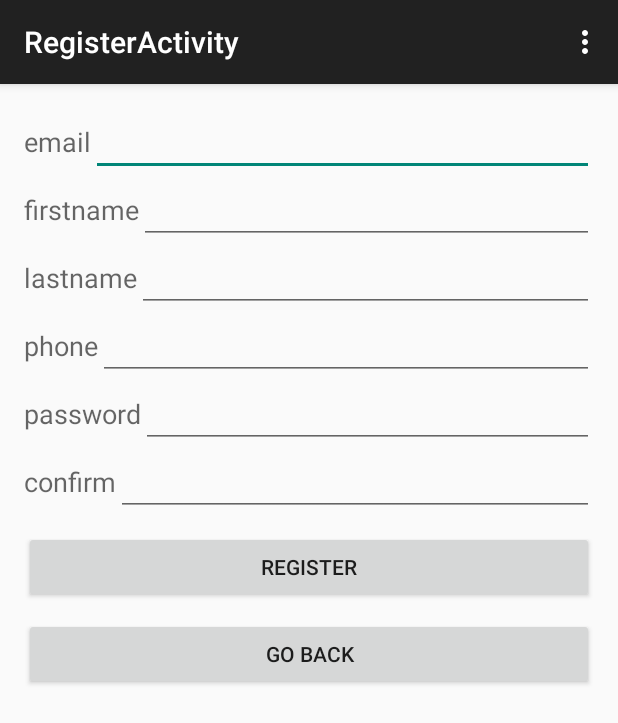
After one commit to agaurav77/abcd, an Android app: the RegisterActivity screen opened directly, with no data from a screen before it, on a phone screen of 412 x 824 dp. The commit adds this screen. Shown: the top 723 px of the screen. Run offline under Robolectric (Android 15) with nearby library versions, the phone set to English and light mode, and no system bars.

Commit message:
stable login/register/taking photos

```diff
--- a/app/src/main/AndroidManifest.xml
+++ b/app/src/main/AndroidManifest.xml
@@ -10,7 +10,7 @@
     <!-- we use the internet, GPS -->
     <uses-permission android:name="android.permission.ACCESS_NETWORK_STATE" />
     <uses-permission android:name="android.permission.INTERNET" />
-    <uses-permission android:name="android.permission.ACCESS_FINE_LOCATION"/>
+    <uses-permission android:name="android.permission.ACCESS_FINE_LOCATION" />
 
     <application
         android:allowBackup="true"
@@ -34,6 +34,10 @@
             android:name=".ProfileActivity"
             android:label="@string/title_activity_profile" >
         </activity>
+        <activity
+            android:name=".RegisterActivity"
+            android:label="@string/title_activity_register" >
+        </activity>
     </application>
 
 </manifest>
--- /dev/null
+++ b/app/src/main/res/layout/activity_register.xml
@@ -0,0 +1,151 @@
+<LinearLayout xmlns:android="http://schemas.android.com/apk/res/android"
+    xmlns:tools="http://schemas.android.com/tools" android:layout_width="match_parent"
+    android:layout_height="match_parent" android:paddingLeft="@dimen/activity_horizontal_margin"
+    android:paddingRight="@dimen/activity_horizontal_margin"
+    android:paddingTop="@dimen/activity_vertical_margin"
+    android:paddingBottom="@dimen/activity_vertical_margin"
+    tools:context="hackathon15.abcd.RegisterActivity"
+    android:orientation="vertical">
+
+    <TableRow
+        android:layout_width="match_parent"
+        android:layout_height="wrap_content"
+        android:orientation="horizontal">
+        <TextView
+            android:layout_width="wrap_content"
+            android:layout_height="wrap_content"
+            android:textAppearance="?android:attr/textAppearanceMedium"
+            android:text="@string/text_username"
+            android:id="@+id/label_username" />
+
+        <EditText
+            android:layout_width="wrap_content"
+            android:layout_height="wrap_content"
+            android:id="@+id/username"
+            android:layout_weight="1" />
+    </TableRow>
+
+    <TableRow
+        android:layout_width="match_parent"
+        android:layout_height="wrap_content"
+        android:orientation="horizontal">
+        <TextView
+            android:layout_width="wrap_content"
+            android:layout_height="wrap_content"
+            android:textAppearance="?android:attr/textAppearanceMedium"
+            android:text="@string/first_name"
+            android:id="@+id/label_firstname" />
+
+        <EditText
+            android:layout_width="wrap_content"
+            android:layout_height="wrap_content"
+            android:id="@+id/first_name"
+            android:layout_weight="1" />
+    </TableRow>
+
+    <TableRow
+        android:layout_width="match_parent"
+        android:layout_height="wrap_content"
+        android:orientation="horizontal">
+        <TextView
+            android:layout_width="wrap_content"
+            android:layout_height="wrap_content"
+            android:textAppearance="?android:attr/textAppearanceMedium"
+            android:text="@string/last_name"
+            android:id="@+id/label_lastname" />
+
+        <EditText
+            android:layout_width="wrap_content"
+            android:layout_height="wrap_content"
+            android:id="@+id/last_name"
+            android:layout_weight="1" />
+    </TableRow>
+
+    <TableRow
+        android:layout_width="match_parent"
+        android:layout_height="wrap_content"
+        android:orientation="horizontal">
+        <TextView
+            android:layout_width="wrap_content"
+            android:layout_height="wrap_content"
+            android:textAppearance="?android:attr/textAppearanceMedium"
+            android:text="@string/phone"
+            android:id="@+id/label_phone" />
+
+        <EditText
+            android:layout_width="wrap_content"
+            android:layout_height="wrap_content"
+            android:id="@+id/phone"
+            android:layout_weight="1"
+            android:inputType="phone"/>
+    </TableRow>
+
+
+    <TableRow
+        android:layout_width="match_parent"
+        android:layout_height="wrap_content"
+        android:orientation="horizontal" >
+
+        <TextView
+            android:layout_width="wrap_content"
+            android:layout_height="wrap_content"
+            android:textAppearance="?android:attr/textAppearanceMedium"
+            android:text="@string/text_password"
+            android:id="@+id/label_password" />
+
+        <EditText
+            android:layout_width="wrap_content"
+            android:layout_height="wrap_content"
+            android:id="@+id/password"
+            android:inputType="textPassword"
+            android:layout_weight="1" />
+    </TableRow>
+
+    <TableRow
+        android:layout_width="match_parent"
+        android:layout_height="wrap_content"
+        android:orientation="horizontal" >
+
+        <TextView
+            android:layout_width="wrap_content"
+            android:layout_height="wrap_content"
+            android:textAppearance="?android:attr/textAppearanceMedium"
+            android:text="@string/text_cnfpassword"
+            android:id="@+id/label_cnfpassword" />
+
+        <EditText
+            android:layout_width="wrap_content"
+            android:layout_height="wrap_content"
+            android:id="@+id/cnfpassword"
+            android:inputType="textPassword"
+            android:layout_weight="1" />
+
+    </TableRow>
+
+
+    <TableRow android:layout_width="match_parent"
+        android:layout_height="wrap_content">
+
+        <Button
+            android:layout_marginTop="10dp"
+            android:layout_width="match_parent"
+            android:layout_height="wrap_content"
+            android:text="@string/register_text"
+            android:id="@+id/register_button"
+            android:onClick="attemptRegister"/>
+    </TableRow>
+
+    <TableRow android:layout_width="match_parent"
+        android:layout_height="match_parent">
+
+        <Button
+            android:layout_marginTop="10dp"
+            android:layout_width="match_parent"
+            android:layout_height="wrap_content"
+            android:text="@string/goback_text"
+            android:id="@+id/login_button"
+            android:onClick="gotoLogin"/>
+    </TableRow>
+
+
+</LinearLayout>
--- /dev/null
+++ b/app/src/main/res/menu/menu_register.xml
@@ -0,0 +1,7 @@
+<menu xmlns:android="http://schemas.android.com/apk/res/android"
+    xmlns:app="http://schemas.android.com/apk/res-auto"
+    xmlns:tools="http://schemas.android.com/tools"
+    tools:context="hackathon15.abcd.RegisterActivity">
+    <item android:id="@+id/action_settings" android:title="@string/action_settings"
+        android:orderInCategory="100" app:showAsAction="never" />
+</menu>
--- a/app/src/main/res/values/strings.xml
+++ b/app/src/main/res/values/strings.xml
@@ -6,11 +6,18 @@
     <string name="text_choose_image">Choose Image</string>
     <string name="imageview_chosen_description">Garbage report image.</string>
     <string name="title_activity_login">LoginActivity</string>
-    <string name="text_username">username</string>
+    <string name="text_username">email</string>
+    <string name="first_name">firstname</string>
+    <string name="last_name">lastname</string>
+    <string name="phone">phone</string>
+    <string name="text_cnfpassword">confirm</string>
     <string name="text_password">password</string>
     <string name="login_text">Login</string>
+    <string name="register_text">Register</string>
+    <string name="goback_text">Go Back</string>
     <string name="logout_text">Logout</string>
     <string name="report_text">Report Garbage</string>
     <string name="text_send">Send Information</string>
     <string name="title_activity_profile">ProfileActivity</string>
+    <string name="title_activity_register">RegisterActivity</string>
 </resources>
```
Also changed, not shown: app/src/main/java/hackathon15/abcd/LoginActivity.java (+17 -10 lines), app/src/main/java/hackathon15/abcd/RegisterActivity.java (added, +154 -0 lines), app/src/main/res/layout/activity_login.xml (+13 -1 lines).
